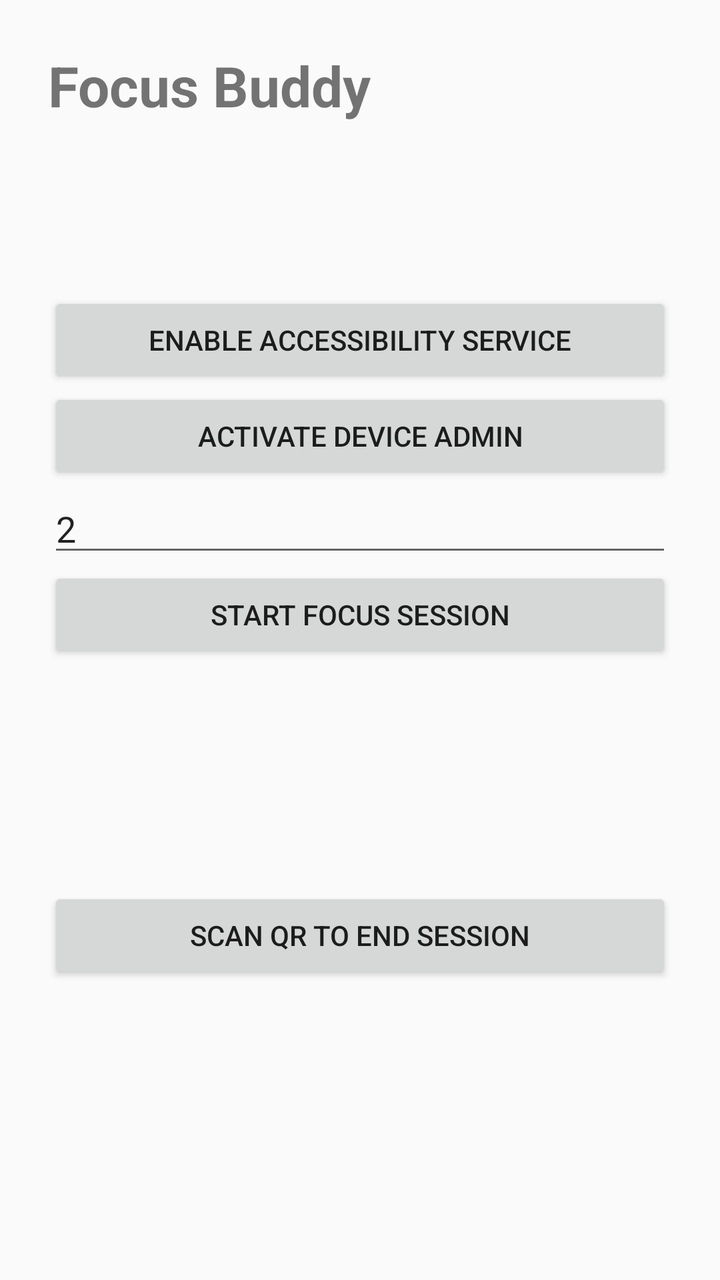
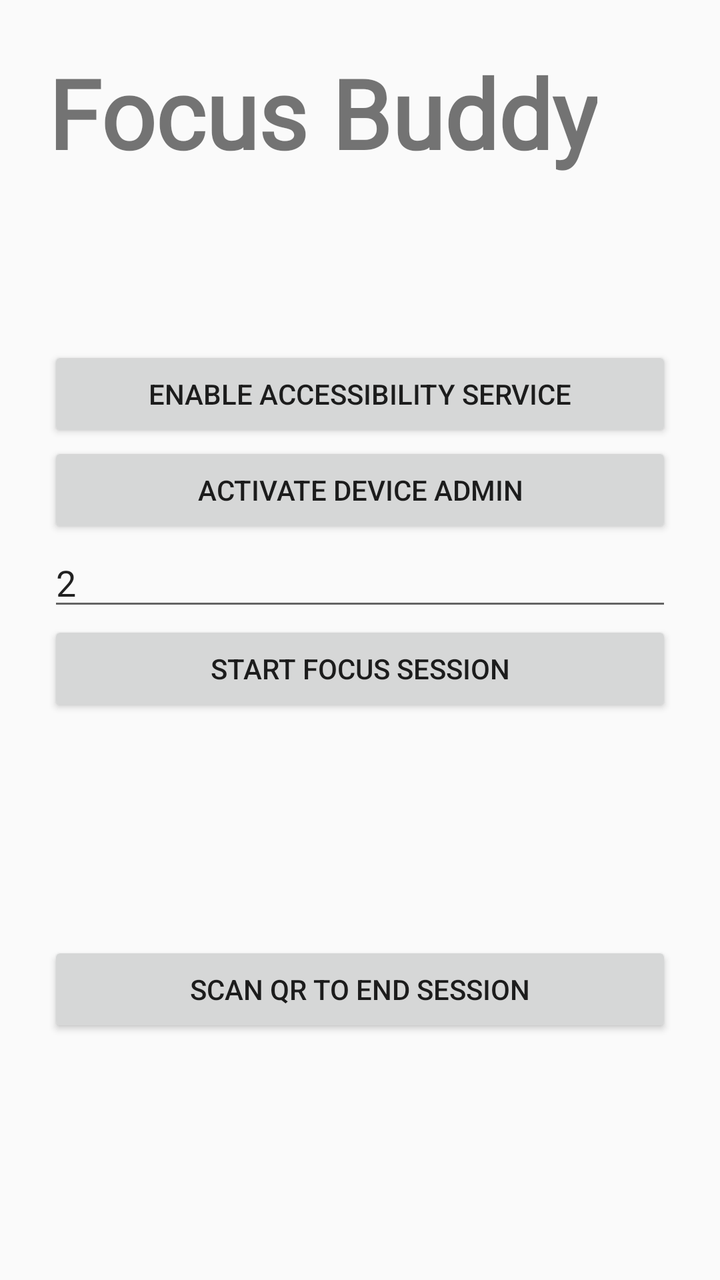

Two renders of the same Android screen: before a commit and after it. Below are the layout's source before the change and the commit's diff.
<!-- AndroidManifest.xml: application theme android:Theme.Material.Light.NoActionBar -->
<!-- res/layout/activity_main.xml -->
<?xml version="1.0" encoding="utf-8"?>
<ScrollView xmlns:android="http://schemas.android.com/apk/res/android"
    android:layout_width="match_parent"
    android:layout_height="match_parent"
    android:fillViewport="true">

    <LinearLayout
        android:layout_width="match_parent"
        android:layout_height="wrap_content"
        android:orientation="vertical"
        android:padding="24dp">

        <TextView
            android:layout_width="wrap_content"
            android:layout_height="wrap_content"
            android:text="@string/app_name"
            android:textSize="28sp"
            android:textStyle="bold" />

        <TextView
            android:id="@+id/tvStatus"
            android:layout_width="match_parent"
            android:layout_height="wrap_content"
            android:paddingTop="8dp"
            android:paddingBottom="24dp"
            android:textSize="16sp" />

        
        <LinearLayout
            android:id="@+id/setupGroup"
            android:layout_width="match_parent"
            android:layout_height="wrap_content"
            android:orientation="vertical">

            <TextView
                android:id="@+id/tvSetup"
                android:layout_width="match_parent"
                android:layout_height="wrap_content"
                android:paddingBottom="12dp" />

            <Button
                android:id="@+id/btnAccessibility"
                android:layout_width="match_parent"
                android:layout_height="wrap_content"
                android:text="Enable accessibility service" />

            <Button
                android:id="@+id/btnAdmin"
                android:layout_width="match_parent"
                android:layout_height="wrap_content"
                android:text="Activate device admin" />
        </LinearLayout>

        
        <LinearLayout
            android:id="@+id/startGroup"
            android:layout_width="match_parent"
            android:layout_height="wrap_content"
            android:orientation="vertical">

            <EditText
                android:id="@+id/etHours"
                android:layout_width="match_parent"
                android:layout_height="wrap_content"
                android:hint="Session length (hours)"
                android:inputType="numberDecimal"
                android:text="2" />

            <Button
                android:id="@+id/btnStart"
                android:layout_width="match_parent"
                android:layout_height="wrap_content"
                android:text="Start focus session" />
        </LinearLayout>

        
        <LinearLayout
            android:id="@+id/activeGroup"
            android:layout_width="match_parent"
            android:layout_height="wrap_content"
            android:orientation="vertical">

            <TextView
                android:id="@+id/tvCountdown"
                android:layout_width="match_parent"
                android:layout_height="wrap_content"
                android:gravity="center"
                android:padding="24dp"
                android:textSize="48sp" />

            <Button
                android:id="@+id/btnScan"
                android:layout_width="match_parent"
                android:layout_height="wrap_content"
                android:text="Scan QR to end session" />
        </LinearLayout>
    </LinearLayout>
</ScrollView>
<!-- resources referenced by this layout -->
<resources>
  <string name="app_name">Focus Buddy</string>
</resources>

<!-- the commit's change to res/layout/activity_main.xml (unified diff, before → after) -->
@@ -13,8 +13,9 @@
         <TextView
             android:layout_width="wrap_content"
             android:layout_height="wrap_content"
+            android:fontFamily="@font/superfrog"
             android:text="@string/app_name"
-            android:textSize="28sp"
+            android:textSize="48sp"
             android:textStyle="bold" />
 
         <TextView
